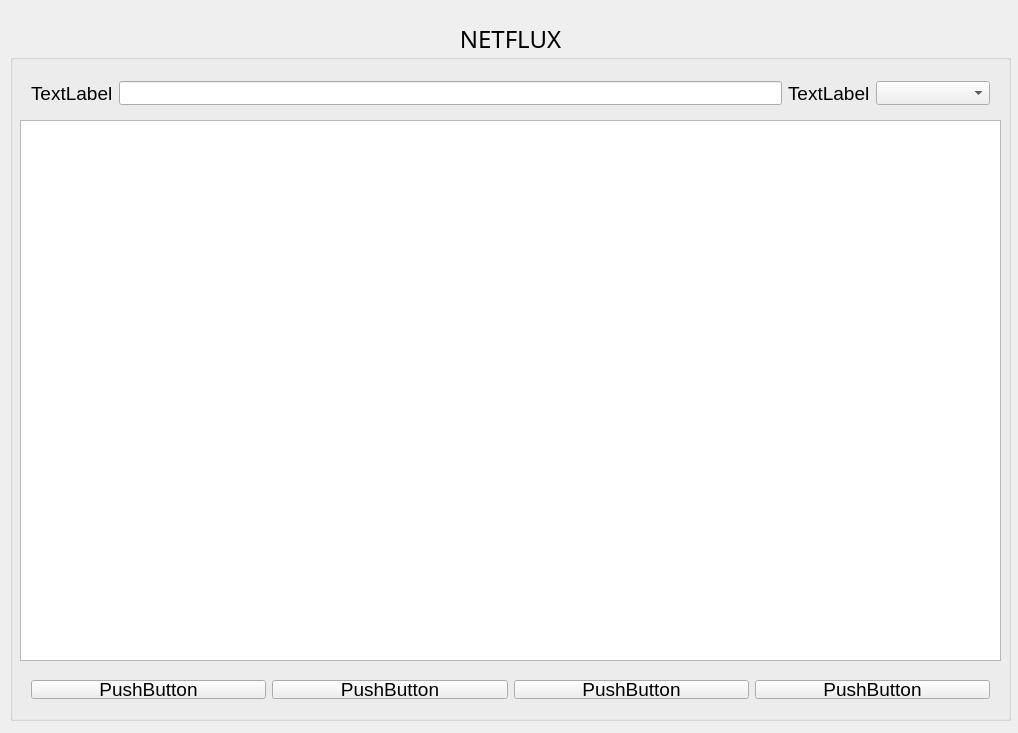
Qt form NetfluxApp/widget.ui (omrmeh/netflux) before a commit.
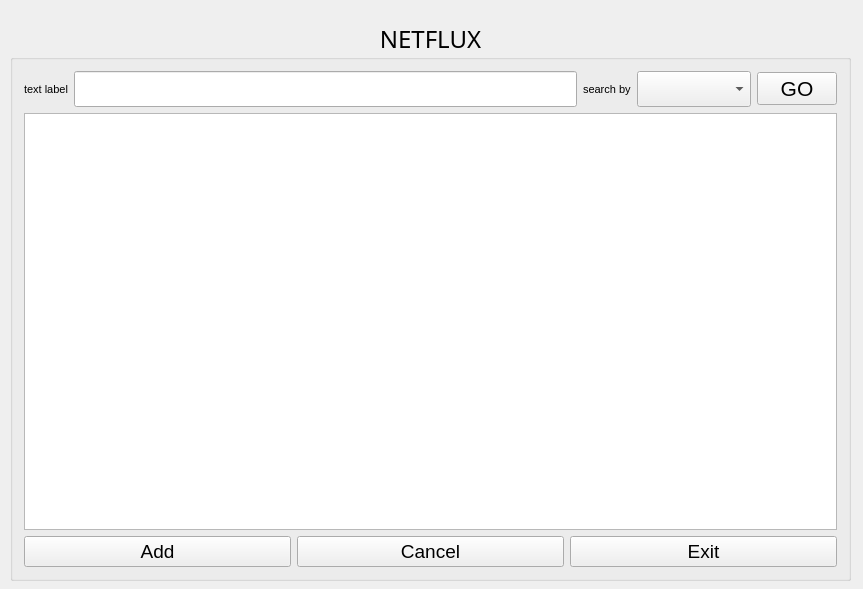
The same form after that commit.

What changed in the file:
```diff
--- a/NetfluxApp/widget.ui
+++ b/NetfluxApp/widget.ui
@@ -6,8 +6,8 @@
    <rect>
     <x>0</x>
     <y>0</y>
-    <width>1018</width>
-    <height>733</height>
+    <width>863</width>
+    <height>589</height>
    </rect>
   </property>
   <property name="windowTitle">
@@ -18,10 +18,16 @@
     <rect>
      <x>10</x>
      <y>20</y>
-     <width>1001</width>
-     <height>701</height>
+     <width>841</width>
+     <height>561</height>
     </rect>
    </property>
+   <property name="sizePolicy">
+    <sizepolicy hsizetype="Preferred" vsizetype="Preferred">
+     <horstretch>0</horstretch>
+     <verstretch>0</verstretch>
+    </sizepolicy>
+   </property>
    <property name="font">
     <font>
      <family>Harrington</family>
@@ -34,16 +40,29 @@
    <property name="alignment">
     <set>Qt::AlignCenter</set>
    </property>
-   <widget class="QWidget" name="gridLayoutWidget">
-    <property name="geometry">
-     <rect>
-      <x>10</x>
-      <y>50</y>
-      <width>981</width>
-      <height>46</height>
-     </rect>
-    </property>
+   <layout class="QGridLayout" name="gridLayout_2">
+    <item row="1" column="0">
+     <layout class="QVBoxLayout" name="verticalLayout">
+      <item>
+       <widget class="QTableView" name="tableView"/>
+      </item>
+     </layout>
+    </item>
+    <item row="0" column="0">
     <layout class="QGridLayout" name="gridLayout">
+      <item row="0" column="0">
+       <widget class="QLabel" name="label_2">
+        <property name="font">
+         <font>
+          <family>Arial</family>
+          <pointsize>8</pointsize>
+         </font>
+        </property>
+        <property name="text">
+         <string>text label</string>
+        </property>
+       </widget>
+      </item>
      <item row="0" column="4">
       <widget class="QComboBox" name="comboBox_2">
        <property name="font">
@@ -62,53 +81,35 @@
        </property>
       </widget>
      </item>
-     <item row="0" column="0">
-      <widget class="QLabel" name="label_2">
-       <property name="font">
-        <font>
-         <family>Arial</family>
-         <pointsize>14</pointsize>
-        </font>
-       </property>
-       <property name="text">
-        <string>TextLabel</string>
-       </property>
-      </widget>
-     </item>
      <item row="0" column="2" colspan="2">
       <widget class="QLabel" name="label">
        <property name="font">
         <font>
          <family>Arial</family>
-         <pointsize>14</pointsize>
+          <pointsize>8</pointsize>
         </font>
        </property>
        <property name="text">
-        <string>TextLabel</string>
+         <string>search by</string>
+        </property>
+       </widget>
+      </item>
+      <item row="0" column="5">
+       <widget class="QPushButton" name="pbGo">
+        <property name="font">
+         <font>
+          <family>Arial</family>
+          <pointsize>16</pointsize>
+         </font>
+        </property>
+        <property name="text">
+         <string>GO</string>
        </property>
       </widget>
      </item>
     </layout>
-   </widget>
-   <widget class="QTableView" name="tableView">
-    <property name="geometry">
-     <rect>
-      <x>10</x>
-      <y>100</y>
-      <width>981</width>
-      <height>541</height>
-     </rect>
-    </property>
-   </widget>
-   <widget class="QWidget" name="horizontalLayoutWidget">
-    <property name="geometry">
-     <rect>
-      <x>10</x>
-      <y>649</y>
-      <width>981</width>
-      <height>41</height>
-     </rect>
-    </property>
+    </item>
+    <item row="2" column="0">
     <layout class="QHBoxLayout" name="horizontalLayout">
      <item>
       <widget class="QPushButton" name="pushButton_4">
@@ -119,7 +120,7 @@
         </font>
        </property>
        <property name="text">
-        <string>PushButton</string>
+         <string>Add</string>
        </property>
       </widget>
      </item>
@@ -132,7 +133,7 @@
         </font>
        </property>
        <property name="text">
-        <string>PushButton</string>
+         <string>Cancel</string>
        </property>
       </widget>
      </item>
@@ -145,25 +146,13 @@
         </font>
        </property>
        <property name="text">
-        <string>PushButton</string>
+         <string>Exit</string>
        </property>
       </widget>
      </item>
-     <item>
-      <widget class="QPushButton" name="pushButton">
-       <property name="font">
-        <font>
-         <family>Arial</family>
-         <pointsize>14</pointsize>
-        </font>
-       </property>
-       <property name="text">
-        <string>PushButton</string>
-       </property>
-      </widget>
-     </item>
-    </layout>
-   </widget>
+     </layout>
+    </item>
+   </layout>
   </widget>
  </widget>
  <layoutdefault spacing="6" margin="11"/>
```
Left out of the diff: 8 changed lines with no effect on the pictures. Lines whose indentation alone changed are shown as unchanged.
